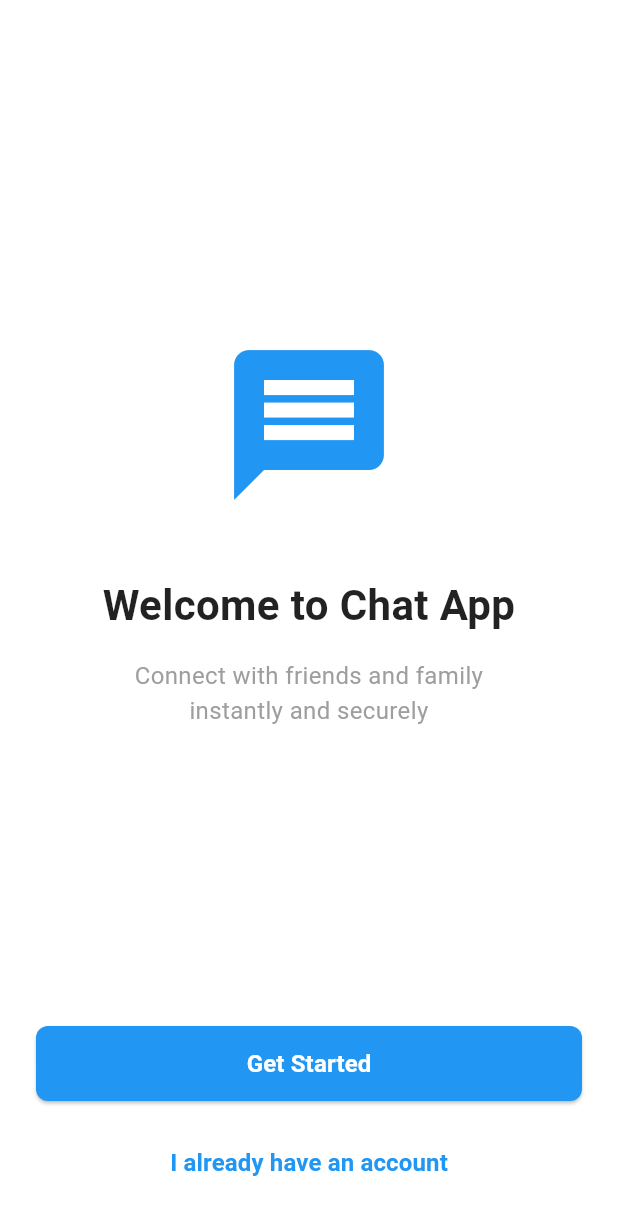
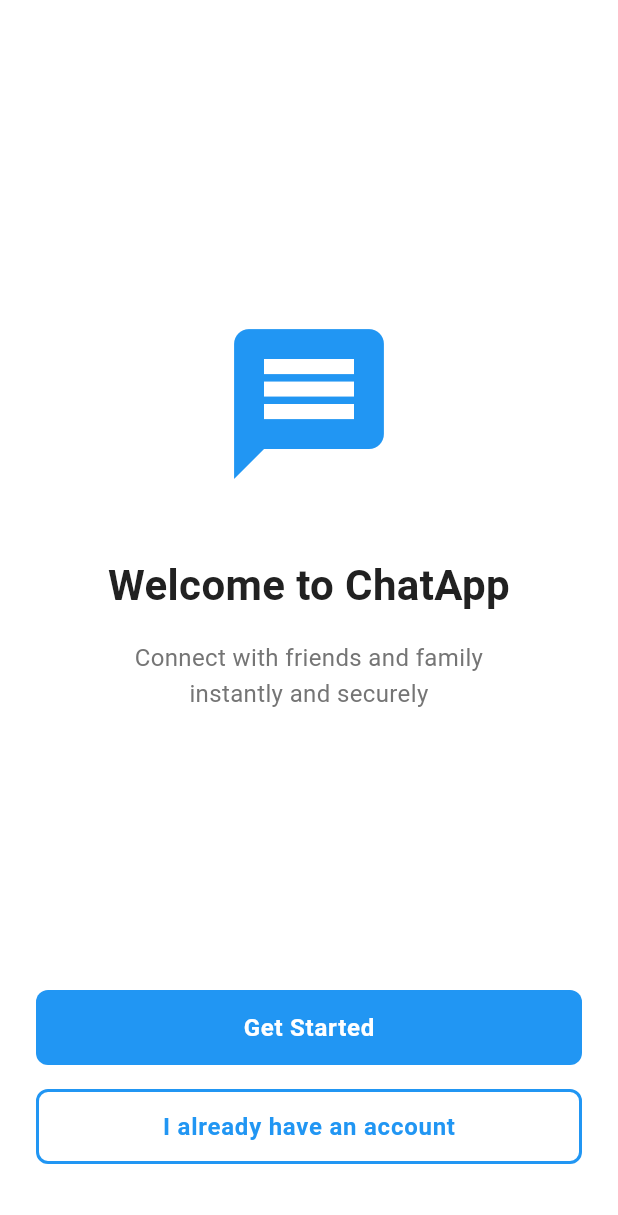
Before and after one commit to rofiqoff/chat_app, a Flutter app: the screen it shows after launch, on a phone screen of 412 x 824 dp. Shown: the top 1215 px of the screen. Run offline on Flutter 3.47's test engine with Material 3 defaults, Android fonts, the phone set to English and light mode, and no system bars.

Commit message:
refactor: restructure onboarding flow and implement theming with constants

```diff
--- /dev/null
+++ b/lib/core/constants/app_constants.dart
@@ -0,0 +1,30 @@
+/// App Constants - All constant values
+class AppConstants {
+  // App Info
+  static const String appName = 'ChatApp';
+  static const String appVersion = '1.0.0';
+
+  static const double fullWidth = double.infinity;
+
+  // Spacing
+  static const double spacingXS = 4.0;
+  static const double spacingS = 8.0;
+  static const double spacingM = 16.0;
+  static const double spacingL = 24.0;
+  static const double spacingXL = 32.0;
+
+  // Border Radius
+  static const double radiusS = 4.0;
+  static const double radiusM = 8.0;
+  static const double radiusL = 16.0;
+  static const double radiusXL = 24.0;
+
+  // Icon Sizes
+  static const double iconS = 16.0;
+  static const double iconM = 24.0;
+  static const double iconL = 32.0;
+  static const double iconXL = 48.0;
+
+  // Animation Duration
+  static const Duration animationDuration = Duration(milliseconds: 300);
+}
--- /dev/null
+++ b/lib/core/constants/app_strings.dart
@@ -0,0 +1,19 @@
+/// App Strings - All text strings in the app
+class AppStrings {
+  // Onboarding
+  static const String onboardingTitle = 'Welcome to ChatApp';
+  static const String onboardingSubtitle =
+      'Connect with friends and family\ninstantly and securely';
+  static const String getStarted = 'Get Started';
+  static const String alreadyHaveAccount = 'I already have an account';
+
+  // Authentication
+  static const String login = 'Login';
+  static const String register = 'Register';
+  static const String enterPhoneNumber = 'Enter your phone number';
+  static const String verificationCodeSent =
+      'We will send you a verification code';
+  static const String next = 'Next';
+
+  // You can add more strings as you build features
+}
--- /dev/null
+++ b/lib/core/theme/app_colors.dart
@@ -0,0 +1,29 @@
+import 'package:flutter/material.dart';
+
+class AppColors {
+  // Primary Colors
+  static const Color primary = Color(0xFF2196F3); // Main blue
+  static const Color primaryDark = Color(0xFF1976D2); // Darker blue
+  static const Color primaryLight = Color(0xFF64B5F6); // Lighter blue
+
+  // Accent Colors
+  static const Color accent = Color(0xFF03A9F4); // Light blue accent
+
+  // Background Colors
+  static const Color background = Color(0xFFF5F5F5); // Light grey
+  static const Color surface = Color(0xFFFFFFFF); // White
+
+  // Text Colors
+  static const Color textPrimary = Color(0xFF212121); // Almost black
+  static const Color textSecondary = Color(0xFF757575); // Grey
+  static const Color textHint = Color(0xFFBDBDBD); // Light grey
+
+  // Utility Colors
+  static const Color error = Color(0xFFD32F2F); // Red
+  static const Color success = Color(0xFF388E3C); // Green
+  static const Color warning = Color(0xFFF57C00); // Orange
+
+  // Border & Divider
+  static const Color divider = Color(0xFFE0E0E0); // Very light grey
+  static const Color border = Color(0xFFBDBDBD); // Grey
+}
--- /dev/null
+++ b/lib/core/theme/app_text_styles.dart
@@ -0,0 +1,86 @@
+import 'package:chat_app/core/theme/app_colors.dart';
+import 'package:flutter/material.dart';
+
+class AppTextStyles {
+  static const String fontFamily = 'Roboto';
+
+  static const TextStyle heading1 = TextStyle(
+    fontSize: 32,
+    fontWeight: FontWeight.bold,
+    color: AppColors.textPrimary,
+    fontFamily: fontFamily,
+  );
+
+  static const TextStyle heading2 = TextStyle(
+    fontSize: 28,
+    fontWeight: FontWeight.bold,
+    color: AppColors.textPrimary,
+    fontFamily: fontFamily,
+  );
+
+  static const TextStyle heading3 = TextStyle(
+    fontSize: 24,
+    fontWeight: FontWeight.w600,
+    color: AppColors.textPrimary,
+    fontFamily: fontFamily,
+  );
+
+  static const TextStyle heading4 = TextStyle(
+    fontSize: 20,
+    fontWeight: FontWeight.w600,
+    color: AppColors.textPrimary,
+    fontFamily: fontFamily,
+  );
+
+  static const TextStyle bodyLarge = TextStyle(
+    fontSize: 16,
+    fontWeight: FontWeight.normal,
+    color: AppColors.textPrimary,
+    fontFamily: fontFamily,
+    height: 1.5,
+  );
+
+  static const TextStyle bodyMedium = TextStyle(
+    fontSize: 14,
+    fontWeight: FontWeight.normal,
+    color: AppColors.textPrimary,
+    fontFamily: fontFamily,
+    height: 1.5,
+  );
+
+  static const TextStyle bodySmall = TextStyle(
+    fontSize: 12,
+    fontWeight: FontWeight.normal,
+    color: AppColors.textSecondary,
+    fontFamily: fontFamily,
+  );
+
+  static const TextStyle button = TextStyle(
+      fontSize: 16,
+      fontWeight: FontWeight.w600,
+      color: AppColors.surface,
+      fontFamily: fontFamily,
+      letterSpacing: 0.5);
+
+  static const TextStyle caption = TextStyle(
+    fontSize: 12,
+    fontWeight: FontWeight.normal,
+    color: AppColors.textSecondary,
+    fontFamily: fontFamily,
+  );
+
+  static const TextStyle overline = TextStyle(
+    fontSize: 10,
+    fontWeight: FontWeight.w500,
+    color: AppColors.textSecondary,
+    fontFamily: fontFamily,
+    letterSpacing: 1.5,
+  );
+
+  static const TextStyle appBarTitle = TextStyle(
+    fontSize: 20,
+    fontWeight: FontWeight.w600,
+    color: AppColors.surface,
+    fontFamily: fontFamily,
+  );
+}
--- /dev/null
+++ b/lib/core/theme/app_theme.dart
@@ -0,0 +1,108 @@
+import 'package:flutter/material.dart';
+import 'app_text_styles.dart';
+import 'app_colors.dart';
+
+class AppTheme {
+  static ThemeData get lightTheme {
+    return ThemeData(
+      // Color scheme
+      primaryColor: AppColors.primary,
+      scaffoldBackgroundColor: AppColors.background,
+      colorScheme: const ColorScheme.light(
+        primary: AppColors.primary,
+        secondary: AppColors.accent,
+        surface: AppColors.surface,
+        error: AppColors.error,
+      ),
+
+      // Appar theme
+      appBarTheme: const AppBarTheme(
+          backgroundColor: AppColors.primary,
+          foregroundColor: AppColors.surface,
+          elevation: 0,
+          centerTitle: false,
+          titleTextStyle: AppTextStyles.appBarTitle),
+
+      // Text theme
+      textTheme: const TextTheme(
+        displayLarge: AppTextStyles.heading1,
+        displayMedium: AppTextStyles.heading2,
+        displaySmall: AppTextStyles.heading3,
+        headlineMedium: AppTextStyles.heading4,
+        bodyLarge: AppTextStyles.bodyLarge,
+        bodyMedium: AppTextStyles.bodyMedium,
+        bodySmall: AppTextStyles.bodySmall,
+        labelLarge: AppTextStyles.button,
+      ),
+
+      // Button theme
+      elevatedButtonTheme: ElevatedButtonThemeData(
+        style: ElevatedButton.styleFrom(
+          backgroundColor: AppColors.primary,
+          foregroundColor: AppColors.surface,
+          elevation: 0,
+          shape: RoundedRectangleBorder(
+            borderRadius: BorderRadius.circular(8),
+          ),
+          textStyle: AppTextStyles.button,
+        ),
+      ),
+
+      outlinedButtonTheme: OutlinedButtonThemeData(
+        style: OutlinedButton.styleFrom(
+          foregroundColor: AppColors.primary,
+          side: const BorderSide(color: AppColors.primary, width: 2),
+          shape: RoundedRectangleBorder(
+            borderRadius: BorderRadius.circular(8),
+          ),
+          textStyle: AppTextStyles.button.copyWith(color: AppColors.primary),
+        ),
+      ),
+
+      // Input decoration theme (TextField, etc.)
+      inputDecorationTheme: InputDecorationTheme(
+        filled: false,
+        contentPadding:
+            const EdgeInsets.symmetric(vertical: 16, horizontal: 16),
+        border: OutlineInputBorder(
+          borderRadius: BorderRadius.circular(8),
+          borderSide: const BorderSide(color: AppColors.border),
+        ),
+        enabledBorder: OutlineInputBorder(
+          borderRadius: BorderRadius.circular(8),
+          borderSide: const BorderSide(color: AppColors.border),
+        ),
+        focusedBorder: OutlineInputBorder(
+          borderRadius: BorderRadius.circular(8),
+          borderSide: const BorderSide(color: AppColors.primary, width: 2),
+        ),
+        errorBorder: OutlineInputBorder(
+          borderRadius: BorderRadius.circular(8),
+          borderSide: const BorderSide(color: AppColors.error),
+        ),
+        labelStyle: AppTextStyles.bodyMedium,
+        hintStyle: AppTextStyles.bodyMedium.copyWith(color: AppColors.textHint),
+      ),
+
+      // Icon theme
+      iconTheme: const IconThemeData(
+        color: AppColors.textPrimary,
+        size: 24,
+      ),
+
+      // Divider theme
+      dividerTheme: const DividerThemeData(
+        color: AppColors.divider,
+        thickness: 1,
+        space: 1,
+      ),
+
+      // Use Material 3
+      useMaterial3: true,
+    );
+  }
+
+  static ThemeData get darkTheme {
+    return ThemeData.dark();
+  }
+}
--- /dev/null
+++ b/lib/features/onboarding/presentation/screens/onboarding_screen.dart
@@ -0,0 +1,81 @@
+import 'package:chat_app/core/constants/app_constants.dart';
+import 'package:chat_app/core/constants/app_strings.dart';
+import 'package:chat_app/core/theme/app_colors.dart';
+import 'package:chat_app/core/theme/app_text_styles.dart';
+import 'package:chat_app/shared/atoms/app_button.dart';
+import 'package:flutter/foundation.dart';
+import 'package:flutter/material.dart';
+
+class OnboardingScreen extends StatelessWidget {
+  const OnboardingScreen({Key? key}) : super(key: key);
+
+  @override
+  Widget build(BuildContext context) {
+    return Scaffold(
+      backgroundColor: AppColors.surface,
+      body: SafeArea(
+        child: Padding(
+          padding: const EdgeInsets.all(AppConstants.spacingL),
+          child: Column(
+            mainAxisAlignment: MainAxisAlignment.center,
+            children: [
+              const Spacer(),
+
+              // App Icon
+              const Icon(
+                Icons.message,
+                size: 120,
+                color: AppColors.primary,
+              ),
+
+              const SizedBox(height: 40),
+
+              // Title
+              const Text(
+                AppStrings.onboardingTitle,
+                style: AppTextStyles.heading2,
+                textAlign: TextAlign.center,
+              ),
+
+              const SizedBox(height: AppConstants.spacingM),
+
+              // Subtitle
+              Text(
+                AppStrings.onboardingSubtitle,
+                textAlign: TextAlign.center,
+                style: AppTextStyles.bodyLarge.copyWith(
+                  color: AppColors.textSecondary,
+                ),
+              ),
+
+              const Spacer(),
+
+              // Get Started Button
+              AppButton(
+                label: AppStrings.getStarted,
+                onPressed: () {
+                  if (kDebugMode) {
+                    print('Get Started clicked!');
+                  }
+                },
+              ),
+
+              const SizedBox(height: AppConstants.spacingM),
+
+              // Login Button
+              AppButton(
+                label: AppStrings.alreadyHaveAccount,
+                onPressed: () {
+                  print('Login clicked!');
+                },
+                isOutlined: true,
+              ),
+
+              const SizedBox(height: AppConstants.spacingL),
+            ],
+          ),
+        ),
+      ),
+    );
+  }
+}
--- a/lib/main.dart
+++ b/lib/main.dart
@@ -1,5 +1,7 @@
-import 'package:chat_app/screens/onboarding_screen.dart';
+import 'package:chat_app/core/theme/app_theme.dart';
+import 'package:chat_app/features/onboarding/presentation/screens/onboarding_screen.dart';
 import 'package:flutter/material.dart';
+import 'package:chat_app/core/constants/app_constants.dart';
 
 void main() {
   runApp(const MyApp());
@@ -11,11 +13,9 @@ class MyApp extends StatelessWidget {
   @override
   Widget build(BuildContext context) {
     return MaterialApp(
-      title: 'Chat App',
+      title: AppConstants.appName,
       debugShowCheckedModeBanner: false,
-      theme: ThemeData(
-        primaryColor: Colors.blue,
-      ),
+      theme: AppTheme.lightTheme,
       home: const OnboardingScreen(),
     );
   }
--- a/lib/screens/onboarding_screen.dart
+++ /dev/null
@@ -1,109 +0,0 @@
-import 'package:flutter/foundation.dart';
-import 'package:flutter/material.dart';
-
-class OnboardingScreen extends StatelessWidget {
-  const OnboardingScreen({Key? key}) : super(key: key);
-
-  @override
-  Widget build(BuildContext context) {
-    return Scaffold(
-      backgroundColor: Colors.white,
-      body: SafeArea(
-          child: Padding(
-              padding: const EdgeInsets.all(24.0),
-              child: Column(
-                mainAxisAlignment: MainAxisAlignment.center,
-                children: [
-                  const Spacer(),
-
-                  // App Icon
-                  const Icon(
-                    Icons.message,
-                    size: 120,
-                    color: Colors.blue,
-                  ),
-
-                  const SizedBox(height: 40),
-
-                  // Welcome Text
-                  const Text(
-                    'Welcome to Chat App',
-                    style: TextStyle(
-                      fontSize: 28,
-                      fontWeight: FontWeight.bold,
-                      color: Colors.black87,
-                    ),
-                    textAlign: TextAlign.center,
-                  ),
-
-                  const SizedBox(height: 16),
-
-                  // Subtitle
-                  const Text(
-                    'Connect with friends and family\ninstantly and securely',
-                    textAlign: TextAlign.center,
-                    style: TextStyle(
-                      fontSize: 16,
-                      color: Colors.grey,
-                    ),
-                  ),
-
-                  const Spacer(),
-
-                  // Get Started Button
-                  SizedBox(
-                    width: double.infinity,
-                    height: 50,
-                    child: ElevatedButton(
-                      onPressed: () {
-                        if (kDebugMode) {
-                          print('Get Started clicked!');
-                        }
-                      },
-                      style: ElevatedButton.styleFrom(
-                        backgroundColor: const Color(0xFF2196F3),
-                        shape: RoundedRectangleBorder(
-                          borderRadius: BorderRadius.circular(8),
-                        ),
-                      ),
-                      child: const Text(
-                        'Get Started',
-                        style: TextStyle(
-                          fontSize: 16,
-                          fontWeight: FontWeight.w600,
-                          color: Colors.white,
-                        ),
-                      ),
-                    ),
-                  ),
-
-                  const SizedBox(height: 16),
-
-                  // Login Button
-                  SizedBox(
-                    width: double.infinity,
-                    height: 50,
-                    child: OutlinedButton(
-                      onPressed: () {
-                        print('Login clicked!');
-                      },
-                      style: OutlinedButton.styleFrom(
-                        side: const BorderSide(
-                          color: Colors.white,
-                        ),
-                      ),
-                      child: const Text(
-                        'I already have an account',
-                        style: TextStyle(
-                          fontSize: 16,
-                          fontWeight: FontWeight.w600,
-                          color: Color(0xFF2196F3),
-                        ),
-                      ),
-                    ),
-                  ),
-                ],
-              ))),
-    );
-  }
-}
--- /dev/null
+++ b/lib/shared/atoms/app_button.dart
@@ -0,0 +1,86 @@
+import 'package:flutter/material.dart';
+import '../../core/theme/app_colors.dart';
+import '../../core/theme/app_text_styles.dart';
+import '../../core/constants/app_constants.dart';
+
+class AppButton extends StatelessWidget {
+  final String label;
+  final VoidCallback onPressed;
+  final bool isOutlined;
+  final bool isLoading;
+  final double? width;
+  final double? height;
+
+  const AppButton({
+    Key? key,
+    required this.label,
+    required this.onPressed,
+    this.isOutlined = false,
+    this.isLoading = false,
+    this.width,
+    this.height = 50,
+  }) : super(key: key);
+
+  @override
+  Widget build(BuildContext context) {
+    return SizedBox(
+      width: width ?? AppConstants.fullWidth,
+      height: height,
+      child: isOutlined ? _buildOutlinedButton() : _buildElevatedButton(),
+    );
+  }
+
+  Widget _buildElevatedButton() {
+    return ElevatedButton(
+      onPressed: isLoading ? null : onPressed,
+      style: ElevatedButton.styleFrom(
+        backgroundColor: AppColors.primary,
+        disabledBackgroundColor: AppColors.textHint,
+        elevation: 0,
+        shape: RoundedRectangleBorder(
+          borderRadius: BorderRadius.circular(AppConstants.radiusM),
+        ),
+      ),
+      child: isLoading
+          ? const SizedBox(
+              width: 20,
+              height: 20,
+              child: CircularProgressIndicator(
+                color: AppColors.surface,
+                strokeWidth: 2.0,
+              ),
+            )
+          : Text(
+              label,
+              style: AppTextStyles.button,
+            ),
+    );
+  }
+
+  Widget _buildOutlinedButton() {
+    return OutlinedButton(
+      onPressed: isLoading ? null : onPressed,
+      style: OutlinedButton.styleFrom(
+        side: BorderSide(
+            color: isLoading ? AppColors.textHint : AppColors.primary,
+            width: 2.0),
+        shape: RoundedRectangleBorder(
+          borderRadius: BorderRadius.circular(AppConstants.radiusM),
+        ),
+      ),
+      child: isLoading
+          ? const SizedBox(
+              width: 20,
+              height: 20,
+              child: CircularProgressIndicator(
+                color: AppColors.primary,
+                strokeWidth: 2.0,
+              ),
+            )
+          : Text(
+              label,
+              style: AppTextStyles.button.copyWith(color: AppColors.primary),
+            ),
+    );
+  }
+}
```
